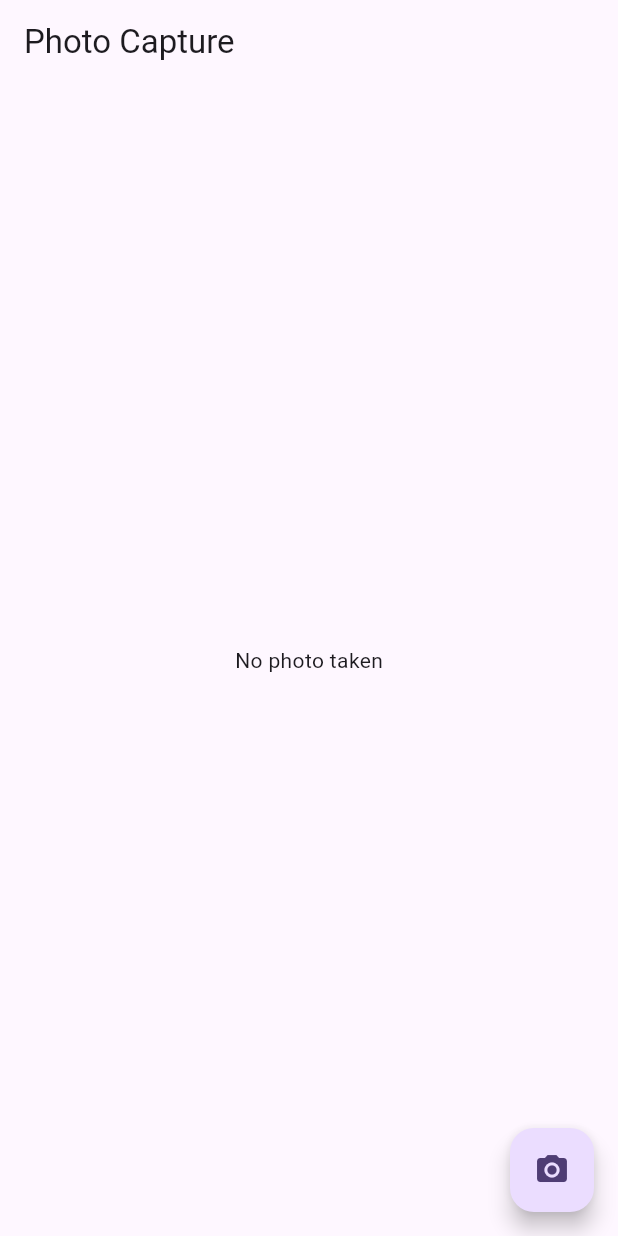
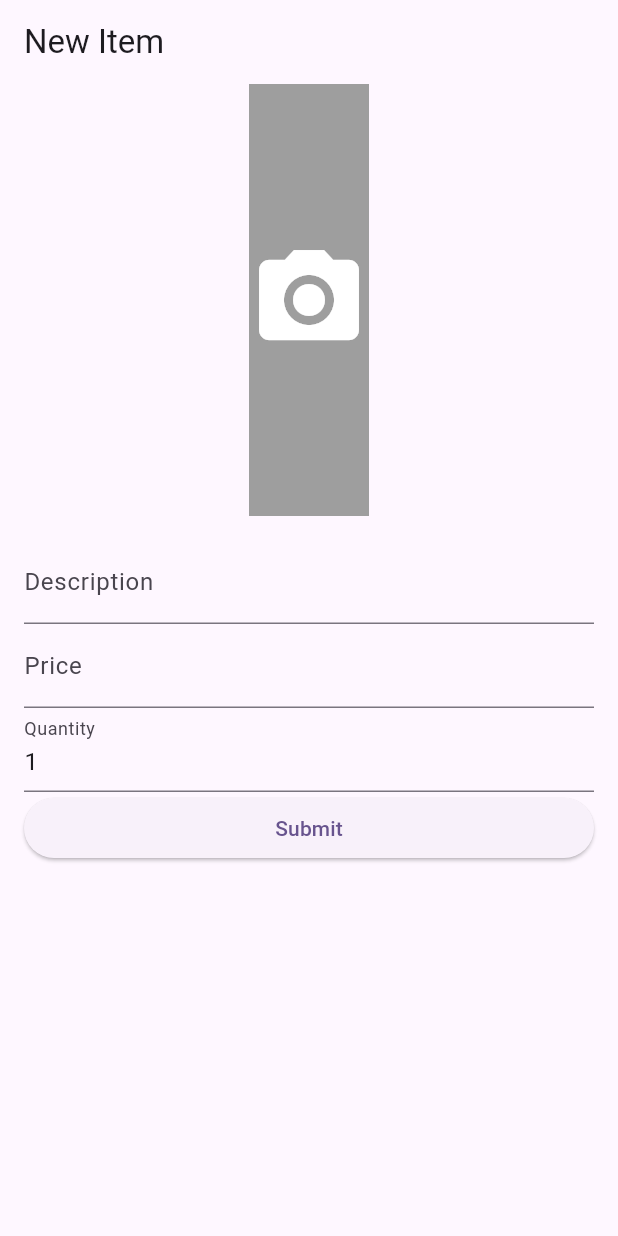
Before and after one commit to koorzenb/stockit, a Flutter app: the screen it shows after launch, on a phone screen of 412 x 824 dp. Run offline on Flutter 3.47's test engine with Material 2 defaults, Android fonts, the phone set to English and light mode, and no system bars; our stand-ins replace image_picker.

Commit message:
Added item capturing page

```diff
--- a/lib/main.dart
+++ b/lib/main.dart
@@ -1,7 +1,5 @@
-import 'dart:io';
-
 import 'package:flutter/material.dart';
-import 'package:image_picker/image_picker.dart';
+import 'package:stockit/screens/capture_item_page.dart';
 
 void main() {
   runApp(const MyApp());
@@ -18,47 +16,7 @@ class MyApp extends StatelessWidget {
         colorScheme: ColorScheme.fromSeed(seedColor: Colors.deepPurple),
         useMaterial3: true,
       ),
-      home: const MyHomePage(title: 'Flutter Demo Home Page'),
+      home: const CaptureItemPage(),
     );
   }
 }
-
-class MyHomePage extends StatefulWidget {
-  const MyHomePage({super.key, required this.title});
-  final String title;
-
-  @override
-  State<MyHomePage> createState() => _MyHomePageState();
-}
-
-class _MyHomePageState extends State<MyHomePage> {
-  File? _imageFile;
-
-  @override
-  Widget build(BuildContext context) {
-    return Scaffold(
-      appBar: AppBar(
-        title: const Text('Photo Capture'),
-      ),
-      body: Center(
-        child: _imageFile == null ? const Text('No photo taken') : Image.file(_imageFile!),
-      ),
-      floatingActionButton: FloatingActionButton(
-        onPressed: _takePhoto,
-        child: const Icon(Icons.camera_alt),
-      ),
-    );
-  }
-
-  Future<void> _takePhoto() async {
-    final ImagePicker picker = ImagePicker();
-    XFile? image = await picker.pickImage(source: ImageSource.camera);
-
-    if (image != null) {
-      // Do something with the taken photo
-      setState(() {
-        _imageFile = File(image.path);
-      });
-    }
-  }
-}
--- /dev/null
+++ b/lib/screens/capture_item_page.dart
@@ -0,0 +1,122 @@
+import 'dart:io';
+
+import 'package:flutter/material.dart';
+import 'package:image_picker/image_picker.dart';
+
+class CaptureItemPage extends StatefulWidget {
+  const CaptureItemPage({super.key});
+
+  @override
+  _CaptureItemPageState createState() => _CaptureItemPageState();
+}
+
+class _CaptureItemPageState extends State<CaptureItemPage> {
+  File? _imageFile;
+  final _formKey = GlobalKey<FormState>();
+
+  // Add your form fields here
+  final TextEditingController _descriptionController = TextEditingController();
+  final TextEditingController _priceController = TextEditingController();
+  final TextEditingController _quantityController = TextEditingController();
+
+  @override
+  Widget build(BuildContext context) {
+    return Scaffold(
+      appBar: AppBar(
+        title: const Text('New Item'),
+      ),
+      body: Column(
+        children: [
+          Expanded(
+            flex: 3,
+            child: buildPhotoSection(),
+          ),
+          Expanded(
+            flex: 5,
+            child: buildFormSection(),
+          ),
+        ],
+      ),
+    );
+  }
+
+  Widget buildPhotoSection() {
+    return GestureDetector(
+      onTap: _takePhoto,
+      child: Container(
+        color: Colors.grey, // Placeholder background color
+        child: _imageFile == null
+            ? const Icon(Icons.camera_alt, size: 80, color: Colors.white) // Placeholder icon if no image selected
+            : Image.file(_imageFile!, fit: BoxFit.cover),
+      ),
+    );
+  }
+
+  Widget buildFormSection() {
+    return Padding(
+      padding: const EdgeInsets.all(16.0),
+      child: Form(
+        key: _formKey,
+        child: ListView(
+          children: [
+            TextFormField(
+              controller: _descriptionController,
+              decoration: const InputDecoration(labelText: 'Description'),
+              validator: (value) {
+                if (value!.isEmpty) {
+                  return 'Please enter a description';
+                }
+                return null;
+              },
+            ),
+            TextFormField(
+              controller: _priceController,
+              decoration: const InputDecoration(labelText: 'Price'),
+              validator: (value) {
+                if (value!.isEmpty) {
+                  return 'Please enter a price';
+                }
+                return null;
+              },
+            ),
+            TextFormField(
+              decoration: const InputDecoration(labelText: 'Quantity'),
+              initialValue: '1',
+              validator: (value) {
+                if (value!.isEmpty || int.tryParse(value) == null) {
+                  return 'Please enter the quantity';
+                }
+                _quantityController.text = value;
+                return null;
+              },
+            ),
+            ElevatedButton(
+              onPressed: _submitForm,
+              child: const Text('Submit'),
+            ),
+          ],
+        ),
+      ),
+    );
+  }
+
+  Future<void> _takePhoto() async {
+    final ImagePicker picker = ImagePicker();
+    XFile? image = await picker.pickImage(source: ImageSource.camera);
+
+    if (image != null) {
+      setState(() {
+        _imageFile = File(image.path);
+      });
+    }
+  }
+
+  void _submitForm() {
+    if (_formKey.currentState!.validate()) {
+      // Process form data here
+      print('Name: ${_descriptionController.text}');
+      print('Price: ${_priceController.text}');
+    }
+    debugPrint('Quantity: ${_quantityController.text}');
+  }
+}
```
